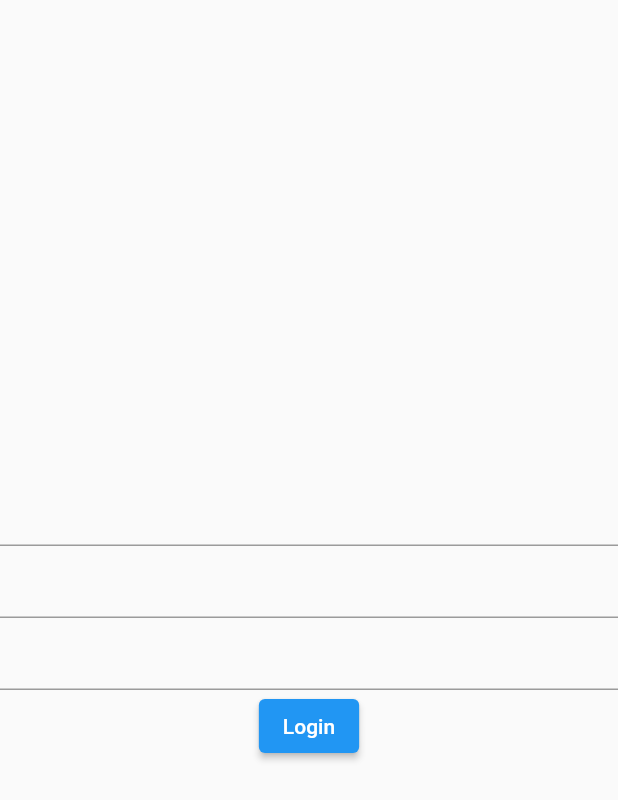
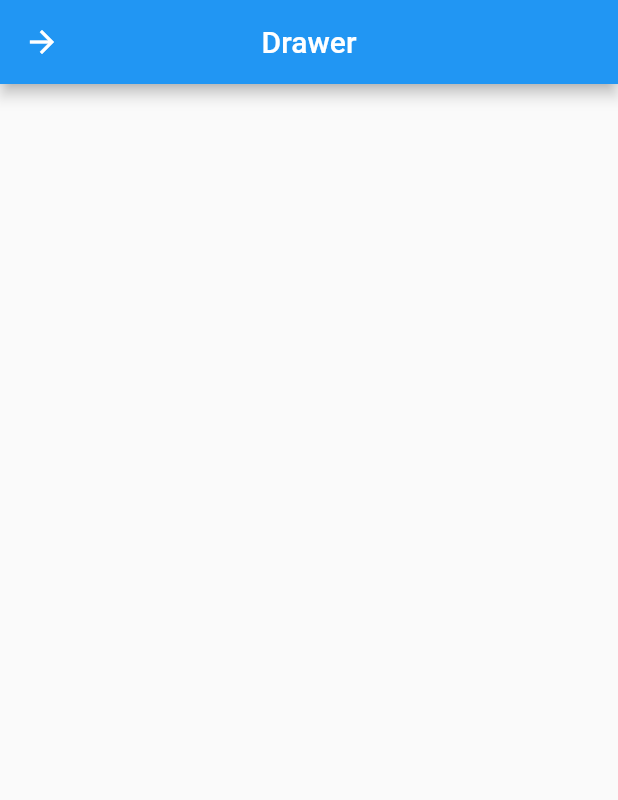
Before and after one commit to maharab12/flutter_widgets_and_more, a Flutter app: the screen it shows after launch, on a phone screen of 412 x 824 dp. Shown: the top 800 px of the screen. Run offline on Flutter 3.47's test engine with Material 2 defaults, Android fonts, the phone set to English and light mode, and no system bars.

Commit message:
drawer or slider

```diff
--- a/lib/main.dart
+++ b/lib/main.dart
@@ -1,8 +1,9 @@
 import 'package:flutter/cupertino.dart';
 import 'package:flutter/material.dart';
-import 'package:untitled/home.dart';
 
-void main()=>runApp(Myapp());
+
+void main() => runApp(Myapp());
+
 class Myapp extends StatelessWidget {
   const Myapp({super.key});
 
@@ -20,44 +21,28 @@ class Homepage extends StatefulWidget {
 }
 class _HomepageState extends State<Homepage> {
   @override
-  final _formkey = GlobalKey<FormState>();
+  final _key = GlobalKey<ScaffoldState>();
   Widget build(BuildContext context) {
     return Scaffold(
-      body: Center(
-        child: Form(
-            key: _formkey,
-            child: Column(
-              mainAxisAlignment: MainAxisAlignment.center,
-              children: [
-                TextFormField(
-                  validator: (value){
-                    if(value!.isEmpty){
-                      if(value.length<3) {
-                        return "please enter at least 3 wrod";
-                      }}},),
-                TextFormField(
-                  validator: (value){
-                    if(value!.isEmpty){
-                      return "Enter Your Phone Number";
-                    }
-                  },
-                ),
-                TextFormField(
-                  validator: (value){
-                    if(value!.isEmpty){
-                      return "Enter Your Age";
-                    }
-                  },
-                ),
-                ElevatedButton(onPressed: (){
-                  if(_formkey.currentState!.validate()){
-                    Navigator.push(context, CupertinoPageRoute(builder: (context)=>Hi()));
-                  }
-                },
-                    child: Text("Login"))
-              ],)
+
+        key: _key,
+      //we can use endDrawer for the derawer in the left sit
+        //endDrawer: Drawer(),
+        drawer: Drawer(
+          child: Column(
+            children: [])),
+        //it has a defautl icon but we will take a custom icon below
+        appBar: AppBar(
+          title: Text("Drawer"),
+          centerTitle: true,
+          leading: IconButton(
+            icon: Icon(Icons.arrow_forward),
+            onPressed: (){
+              _key.currentState?.openDrawer();
+            },
+          ),
         ),
-      ),
+        body: Center()
     );
   }
 }
```
